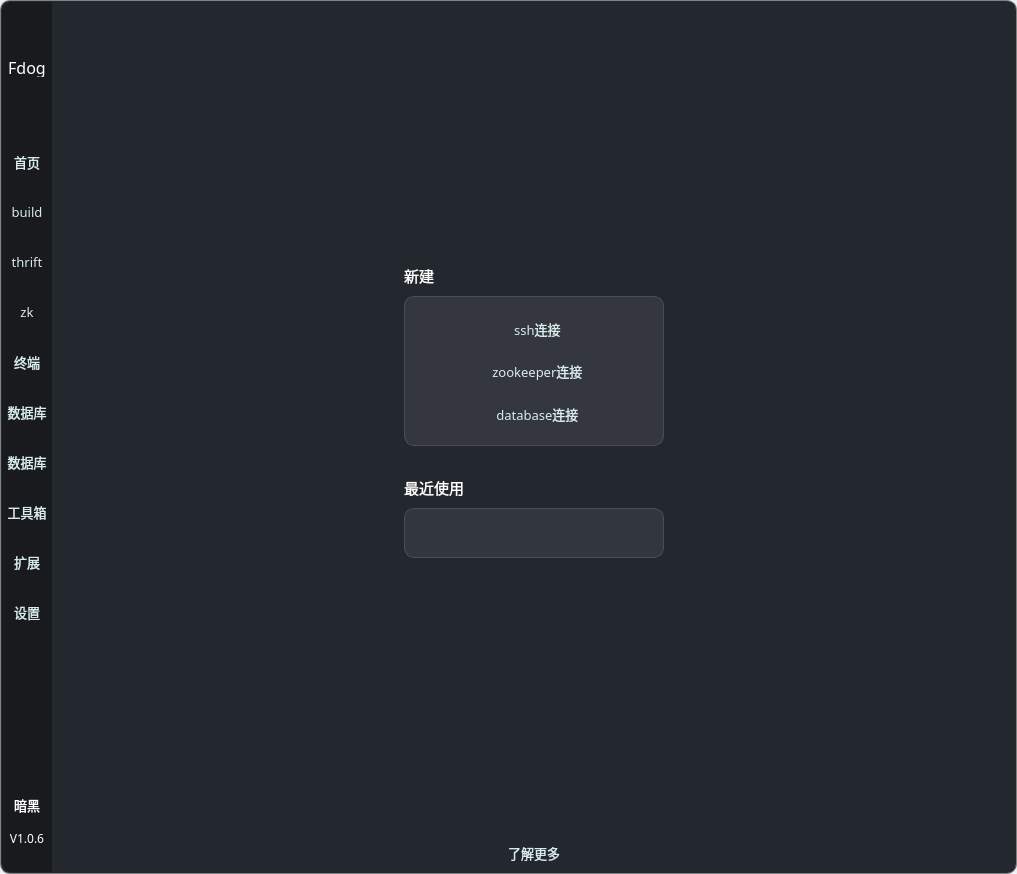
The window that Fdog-Kit/module_mainwindow/mainwindow.ui (HuaGouFdog/Fdog-Kit) describes before a commit, drawn with Qt 5.
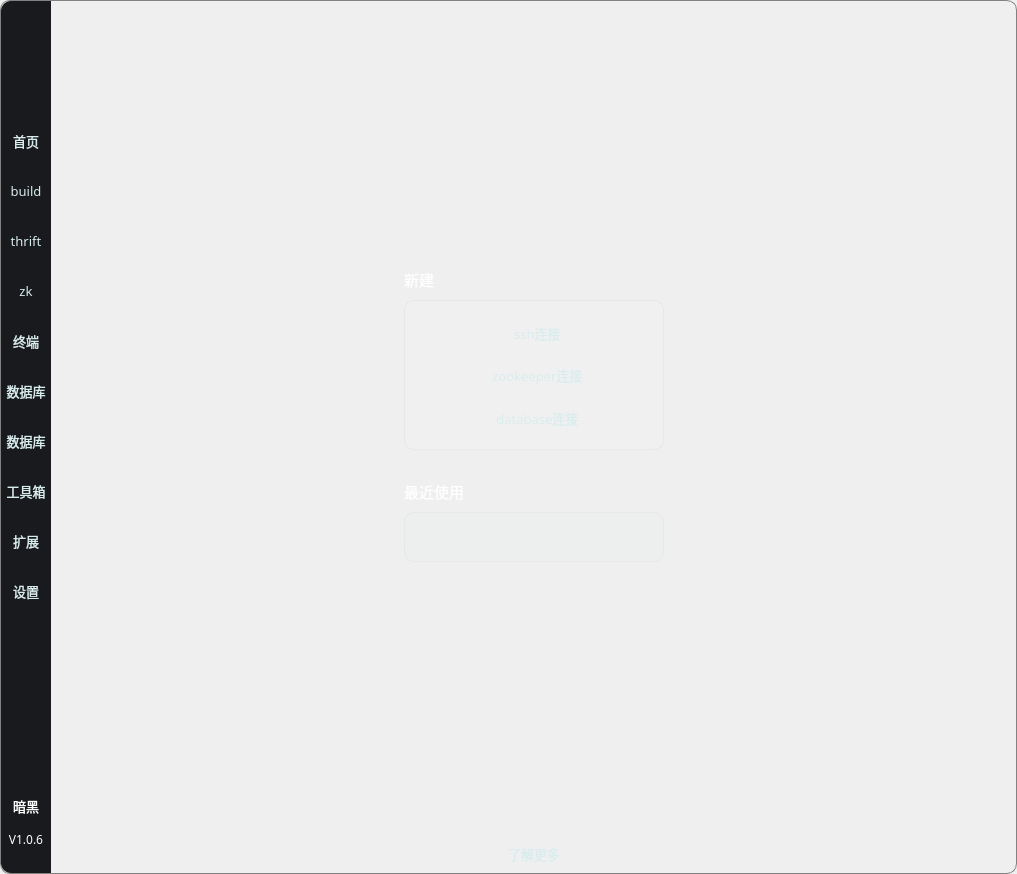
The same window after the commit. Icons and pictures are not drawn.

Commit message: 修复窗口最大化后，点击任务栏最小化之后，再次点击界面无响应问题

Patch:
```diff
--- a/Fdog-Kit/module_mainwindow/mainwindow.ui
+++ b/Fdog-Kit/module_mainwindow/mainwindow.ui
@@ -18,8 +18,8 @@
   </property>
   <property name="maximumSize">
    <size>
-    <width>16777215</width>
-    <height>16777215</height>
+    <width>1920</width>
+    <height>1080</height>
    </size>
   </property>
   <property name="font">
@@ -86,10 +86,14 @@
    <locale language="English" country="UnitedStates"/>
   </property>
   <widget class="QWidget" name="centralWidget">
+   <property name="font">
+    <font>
+     <stylestrategy>PreferAntialias</stylestrategy>
+    </font>
+   </property>
    <property name="styleSheet">
     <string notr="true">#centralWidget {
     color: rgb(255, 255, 255);
-	background-color: rgb(35, 39, 46);
     border-radius:10px;
     border: 1px solid rgb(130, 130, 130);
 }
@@ -179,16 +183,16 @@
      <number>0</number>
     </property>
     <property name="leftMargin">
-     <number>2</number>
+     <number>1</number>
     </property>
     <property name="topMargin">
-     <number>2</number>
+     <number>1</number>
     </property>
     <property name="rightMargin">
-     <number>2</number>
+     <number>1</number>
     </property>
     <property name="bottomMargin">
-     <number>2</number>
+     <number>1</number>
     </property>
     <item>
      <widget class="QWidget" name="widget_side" native="true">
@@ -204,6 +208,11 @@
         <height>16777215</height>
        </size>
       </property>
+      <property name="font">
+       <font>
+        <stylestrategy>PreferAntialias</stylestrategy>
+       </font>
+      </property>
       <property name="styleSheet">
        <string notr="true"/>
       </property>
@@ -261,41 +270,6 @@
          </property>
         </spacer>
        </item>
-       <item>
-        <widget class="QLabel" name="label_name">
-         <property name="minimumSize">
-          <size>
-           <width>0</width>
-           <height>20</height>
-          </size>
-         </property>
-         <property name="maximumSize">
-          <size>
-           <width>16777215</width>
-           <height>20</height>
-          </size>
-         </property>
-         <property name="font">
-          <font>
-           <family>Harlow Solid Italic</family>
-           <pointsize>12</pointsize>
-           <weight>50</weight>
-           <italic>false</italic>
-           <bold>false</bold>
-           <stylestrategy>PreferAntialias</stylestrategy>
-          </font>
-         </property>
-         <property name="styleSheet">
-          <string notr="true"/>
-         </property>
-         <property name="text">
-          <string>Fdog</string>
-         </property>
-         <property name="alignment">
-          <set>Qt::AlignCenter</set>
-         </property>
-        </widget>
-       </item>
        <item>
         <spacer name="verticalSpacer_side_1">
          <property name="orientation">
@@ -970,6 +944,11 @@
     </item>
     <item>
      <widget class="QWidget" name="widget_right" native="true">
+      <property name="font">
+       <font>
+        <stylestrategy>PreferAntialias</stylestrategy>
+       </font>
+      </property>
       <property name="styleSheet">
        <string notr="true"/>
       </property>
@@ -994,13 +973,13 @@
          <property name="minimumSize">
           <size>
            <width>0</width>
-           <height>30</height>
+           <height>35</height>
           </size>
          </property>
          <property name="maximumSize">
           <size>
            <width>16777215</width>
-           <height>30</height>
+           <height>35</height>
           </size>
          </property>
          <property name="styleSheet">
@@ -1023,20 +1002,96 @@
            <number>0</number>
           </property>
           <item>
-           <widget class="QWidget" name="widget_title2" native="true"/>
+           <widget class="QWidget" name="widget" native="true">
+            <property name="minimumSize">
+             <size>
+              <width>120</width>
+              <height>0</height>
+             </size>
+            </property>
+            <property name="maximumSize">
+             <size>
+              <width>120</width>
+              <height>16777215</height>
+             </size>
+            </property>
+           </widget>
+          </item>
+          <item>
+           <widget class="QWidget" name="widget_title2" native="true">
+            <layout class="QHBoxLayout" name="horizontalLayout_2">
+             <property name="spacing">
+              <number>0</number>
+             </property>
+             <property name="leftMargin">
+              <number>0</number>
+             </property>
+             <property name="topMargin">
+              <number>0</number>
+             </property>
+             <property name="rightMargin">
+              <number>0</number>
+             </property>
+             <property name="bottomMargin">
+              <number>0</number>
+             </property>
+             <item>
+              <spacer name="horizontalSpacer_2">
+               <property name="orientation">
+                <enum>Qt::Horizontal</enum>
+               </property>
+               <property name="sizeHint" stdset="0">
+                <size>
+                 <width>40</width>
+                 <height>20</height>
+                </size>
+               </property>
+              </spacer>
+             </item>
+             <item>
+              <widget class="QLabel" name="label_title">
+               <property name="font">
+                <font>
+                 <family>OPPOSans B</family>
+                 <pointsize>10</pointsize>
+                </font>
+               </property>
+               <property name="text">
+                <string/>
+               </property>
+               <property name="alignment">
+                <set>Qt::AlignCenter</set>
+               </property>
+              </widget>
+             </item>
+             <item>
+              <spacer name="horizontalSpacer">
+               <property name="orientation">
+                <enum>Qt::Horizontal</enum>
+               </property>
+               <property name="sizeHint" stdset="0">
+                <size>
+                 <width>40</width>
+                 <height>20</height>
+                </size>
+               </property>
+              </spacer>
+             </item>
+            </layout>
+           </widget>
           </item>
           <item>
            <widget class="QToolButton" name="toolButton_min">
             <property name="minimumSize">
              <size>
               <width>40</width>
-              <height>29</height>
+              <height>35</height>
              </size>
             </property>
             <property name="maximumSize">
              <size>
               <width>40</width>
-              <height>29</height>
+              <height>35</height>
              </size>
             </property>
             <property name="font">
@@ -1068,13 +1123,13 @@
             <property name="minimumSize">
              <size>
               <width>40</width>
-              <height>29</height>
+              <height>35</height>
              </size>
             </property>
             <property name="maximumSize">
              <size>
               <width>40</width>
-              <height>29</height>
+              <height>35</height>
              </size>
             </property>
             <property name="font">
@@ -1118,13 +1173,13 @@
             <property name="minimumSize">
              <size>
               <width>40</width>
-              <height>29</height>
+              <height>35</height>
              </size>
             </property>
             <property name="maximumSize">
              <size>
               <width>40</width>
-              <height>29</height>
+              <height>35</height>
              </size>
             </property>
             <property name="font">
```
The commit also changes 1 other file.
